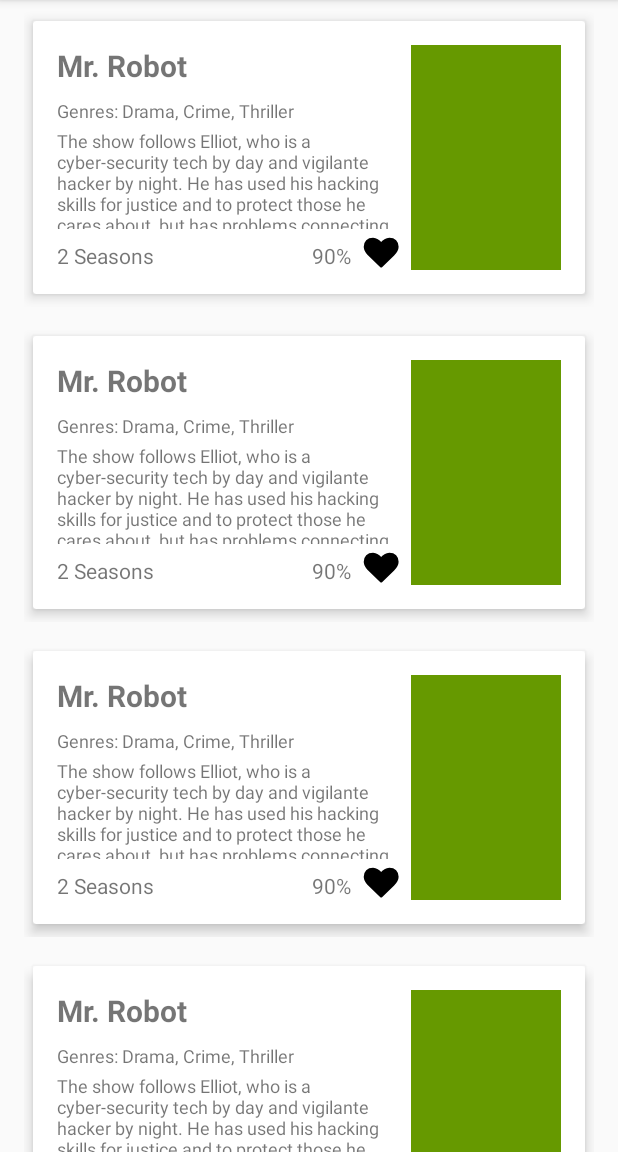
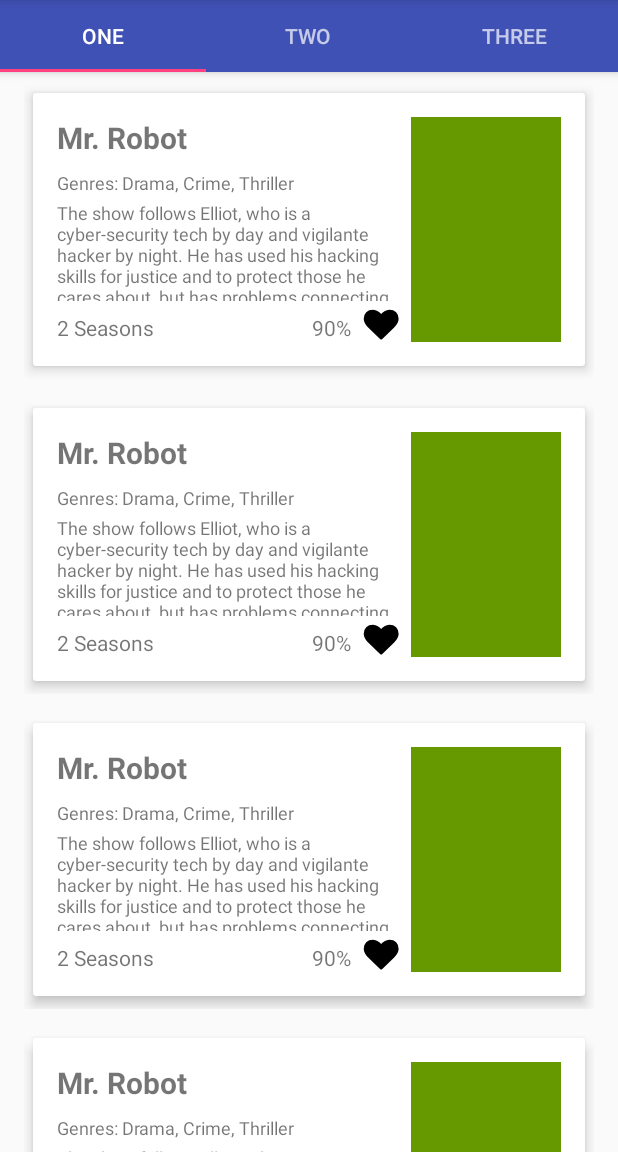
Before and after one commit to novinc/TVCompanion, an Android app: the screen it shows after launch (MainActivity), in the side drawer, after a tap on "Find Shows", on a phone screen of 412 x 824 dp, the part 84-1236 px from its top. Run offline under Robolectric (Android 15) with nearby library versions, the phone set to English and light mode, and no system bars; our stand-ins replace ButterKnife.

Commit message:
added find shows with 3 tabs

```diff
--- /dev/null
+++ b/app/src/main/java/apps/novin/tvcompanion/FindShowsFragment.java
@@ -0,0 +1,124 @@
+package apps.novin.tvcompanion;
+
+
+import android.os.Bundle;
+import android.support.annotation.Nullable;
+import android.support.design.widget.TabLayout;
+import android.support.v4.app.Fragment;
+import android.support.v4.app.FragmentManager;
+import android.support.v4.app.FragmentPagerAdapter;
+import android.support.v4.view.ViewPager;
+import android.view.LayoutInflater;
+import android.view.View;
+import android.view.ViewGroup;
+import android.widget.Toast;
+
+import java.util.ArrayList;
+import java.util.List;
+
+import butterknife.BindView;
+import butterknife.ButterKnife;
+
+
+/**
+ * A simple {@link Fragment} subclass.
+ */
+public class FindShowsFragment extends Fragment {
+
+    @BindView(R.id.tab_layout)
+    TabLayout mTabLayout;
+    @BindView(R.id.view_pager)
+    ViewPager mViewPager;
+
+    public FindShowsFragment() {
+        // Required empty public constructor
+    }
+
+
+    @Override
+    public View onCreateView(LayoutInflater inflater, ViewGroup container,
+                             Bundle savedInstanceState) {
+        // Inflate the layout for this fragment
+        View view = inflater.inflate(R.layout.fragment_find_shows, container, false);
+        ButterKnife.bind(this, view);
+        return view;
+    }
+
+    @Override
+    public void onViewCreated(View view, @Nullable Bundle savedInstanceState) {
+        super.onViewCreated(view, savedInstanceState);
+        setupViewPager(mViewPager);
+        mTabLayout.setupWithViewPager(mViewPager);
+        mTabLayout.addOnTabSelectedListener(new TabLayout.OnTabSelectedListener() {
+            @Override
+            public void onTabSelected(TabLayout.Tab tab) {
+                mViewPager.setCurrentItem(tab.getPosition());
+                switch (tab.getPosition()) {
+                    case 0:
+                        showToast("One");
+                        break;
+                    case 1:
+                        showToast("Two");
+                        break;
+                    case 2:
+                        showToast("Three");
+                        break;
+                }
+            }
+
+            private void showToast(String s) {
+                Toast.makeText(getContext(), s, Toast.LENGTH_SHORT).show();
+            }
+
+            @Override
+            public void onTabUnselected(TabLayout.Tab tab) {
+            }
+            @Override
+            public void onTabReselected(TabLayout.Tab tab) {
+            }
+        });
+    }
+
+    private void setupViewPager(ViewPager viewPager) {
+        ViewPagerAdapter adapter = new ViewPagerAdapter(getChildFragmentManager());
+        /*adapter.addFrag(new DummyFragment(getResources().getColor(R.color.accent_material_light)), "CAT");
+        adapter.addFrag(new DummyFragment(getResources().getColor(R.color.ripple_material_light)), "DOG");
+        adapter.addFrag(new DummyFragment(getResources().getColor(R.color.button_material_dark)), "MOUSE");*/
+        viewPager.setAdapter(adapter);
+    }
+
+    private class ViewPagerAdapter extends FragmentPagerAdapter{
+
+        private final List<Fragment> mFragmentList = new ArrayList<>();
+        private final List<String> mFragmentTitleList = new ArrayList<>();
+
+        public ViewPagerAdapter(FragmentManager supportFragmentManager) {
+            super(supportFragmentManager);
+            mFragmentList.add(new RecommendationsFragment());
+            mFragmentList.add(new RecommendationsFragment());
+            mFragmentList.add(new RecommendationsFragment());
+            mFragmentTitleList.add("one");
+            mFragmentTitleList.add("two");
+            mFragmentTitleList.add("three");
+        }
+
+        @Override
+        public Fragment getItem(int position) {
+            return mFragmentList.get(position);
+        }
+        @Override
+        public int getCount() {
+            return mFragmentList.size();
+        }
+
+        public void addFrag(Fragment fragment, String title) {
+            mFragmentList.add(fragment);
+            mFragmentTitleList.add(title);
+        }
+
+        @Override
+        public CharSequence getPageTitle(int position) {
+            return mFragmentTitleList.get(position);
+        }
+    }
+}
--- a/app/src/main/java/apps/novin/tvcompanion/MainActivity.java
+++ b/app/src/main/java/apps/novin/tvcompanion/MainActivity.java
@@ -4,6 +4,7 @@ import android.content.res.Configuration;
 import android.graphics.Color;
 import android.os.Bundle;
 import android.support.v4.app.Fragment;
+import android.support.v7.widget.CardView;
 import android.util.Log;
 import android.view.View;
 import android.support.design.widget.NavigationView;
@@ -65,6 +66,11 @@ public class MainActivity extends AppCompatActivity
         setSupportActionBar(mToolbar);
 
         mNavigationView.setNavigationItemSelectedListener(this);
+
+        if (savedInstanceState == null) {
+            mNavigationView.setCheckedItem(R.id.nav_recommendation);
+            mNavigationView.getMenu().performIdentifierAction(R.id.nav_recommendation, 0);
+        }
     }
 
     @Override
@@ -86,6 +92,14 @@ public class MainActivity extends AppCompatActivity
             ((CustomDrawerLayout) mDrawerLayout).setDrawerViewWithoutIntercepting(null);
             isDrawerLocked = false;
             mDrawerToggle.syncState();
+        }
+    }
+
+    @Override
+    protected void onRestoreInstanceState(Bundle savedInstanceState) {
+        super.onRestoreInstanceState(savedInstanceState);
+        if (savedInstanceState == null) {
+            mNavigationView.getMenu().findItem(R.id.nav_recommendation).setChecked(true);
         }
     }
 
@@ -144,7 +158,7 @@ public class MainActivity extends AppCompatActivity
         if (id == R.id.nav_recommendation) {
             fragment = new RecommendationsFragment();
         } else if (id == R.id.nav_find_shows) {
-
+            fragment = new FindShowsFragment();
         } else if (id == R.id.nav_my_shows) {
             fragment = new MyShowsFragment();
         } else if (id == R.id.nav_settings) {
@@ -164,7 +178,8 @@ public class MainActivity extends AppCompatActivity
         return true;
     }
 
-    public void onButtonPressed(View view) {
+    public void onShowPressed(View view) {
         Toast.makeText(this, "clicked", Toast.LENGTH_SHORT).show();
+        CardView card = (CardView) view.findViewById(R.id.card_view);
     }
 }
--- a/app/src/main/res/layout/app_bar_main.xml
+++ b/app/src/main/res/layout/app_bar_main.xml
@@ -29,6 +29,6 @@
         android:id="@+id/content_frame"
         android:layout_marginTop="?attr/actionBarSize"
         android:layout_width="match_parent"
-        android:layout_height="match_parent" />
+        android:layout_height="match_parent"/>
 
 </android.support.design.widget.CoordinatorLayout>
--- /dev/null
+++ b/app/src/main/res/layout/fragment_find_shows.xml
@@ -0,0 +1,27 @@
+<LinearLayout xmlns:android="http://schemas.android.com/apk/res/android"
+    xmlns:tools="http://schemas.android.com/tools"
+    xmlns:app="http://schemas.android.com/apk/res-auto"
+    android:layout_height="match_parent"
+    android:layout_width="match_parent"
+    android:orientation="vertical">
+
+    <android.support.design.widget.AppBarLayout
+        android:layout_width="match_parent"
+        android:layout_height="wrap_content"
+        android:theme="@style/AppTheme.AppBarOverlay">
+
+        <android.support.design.widget.TabLayout
+            android:id="@+id/tab_layout"
+            android:layout_width="match_parent"
+            android:layout_height="wrap_content"
+            app:popupTheme="@style/AppTheme.PopupOverlay"/>
+
+    </android.support.design.widget.AppBarLayout>
+
+    <android.support.v4.view.ViewPager
+        android:id="@+id/view_pager"
+        android:layout_width="match_parent"
+        android:layout_height="match_parent"
+        tools:context="apps.novin.tvcompanion.FindShowsFragment" />
+
+</LinearLayout>
--- a/app/src/main/res/layout/fragment_recommendations.xml
+++ b/app/src/main/res/layout/fragment_recommendations.xml
@@ -1,15 +1,8 @@
 <?xml version="1.0" encoding="utf-8"?>
-<android.support.constraint.ConstraintLayout xmlns:android="http://schemas.android.com/apk/res/android"
-    xmlns:app="http://schemas.android.com/apk/res-auto"
+<android.support.v7.widget.RecyclerView
+    xmlns:android="http://schemas.android.com/apk/res/android"
     xmlns:tools="http://schemas.android.com/tools"
-    android:id="@+id/content_main"
+    android:id="@+id/recommendations_list_view"
     android:layout_width="match_parent"
     android:layout_height="match_parent"
-    app:layout_behavior="@string/appbar_scrolling_view_behavior"
-    tools:context="apps.novin.tvcompanion.MainActivity">
-
-    <android.support.v7.widget.RecyclerView
-        android:id="@+id/recommendations_list_view"
-        android:layout_width="match_parent"
-        android:layout_height="match_parent" />
-</android.support.constraint.ConstraintLayout>
+    tools:context="apps.novin.tvcompanion.MainActivity" />
--- a/app/src/main/res/layout/my_show_card.xml
+++ b/app/src/main/res/layout/my_show_card.xml
@@ -7,21 +7,22 @@
     android:layout_height="wrap_content">
 
     <android.support.v7.widget.CardView
+        android:id="@+id/card_view"
         android:layout_width="wrap_content"
         android:layout_height="wrap_content"
         android:layout_gravity="center"
         android:clickable="true"
         android:foreground="?android:attr/selectableItemBackground"
-        android:onClick="onButtonPressed"
+        android:onClick="onShowPressed"
         app:cardUseCompatPadding="true"
         app:cardPreventCornerOverlap="true"
         app:cardElevation="5dp">
 
         <ImageView
+            android:id="@+id/poster"
             android:src="@android:color/holo_blue_dark"
             android:layout_width="100dp"
             android:layout_height="150dp"
-            android:id="@+id/poster"
             android:contentDescription="@string/desc_poster" />
     </android.support.v7.widget.CardView>
 </FrameLayout>
--- a/app/src/main/res/layout/recommendation_card.xml
+++ b/app/src/main/res/layout/recommendation_card.xml
@@ -9,9 +9,10 @@
     android:paddingEnd="@dimen/activity_horizontal_margin">
 
     <android.support.v7.widget.CardView
+        android:id="@+id/card_view"
         android:clickable="true"
         android:foreground="?android:attr/selectableItemBackground"
-        android:onClick="onButtonPressed"
+        android:onClick="onShowPressed"
         app:cardElevation="5dp"
         app:cardUseCompatPadding="true"
         app:cardPreventCornerOverlap="true"
```
Also changed, not shown: app/src/main/res/layout/fragment_my_shows.xml (+4 -13 lines).
